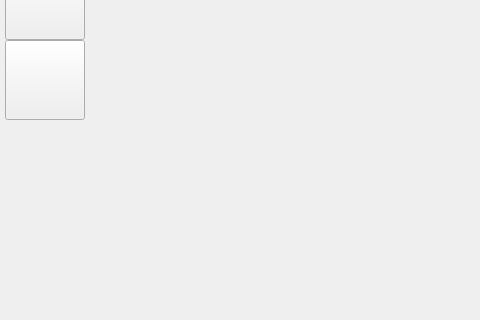
Old version of the form widgets/mainwindow.ui in the repository jalalirs/asteroid_lightcurve; both pictures show x 0 to 480 and y 137 to 457 of the 1080 by 700 pixel window.
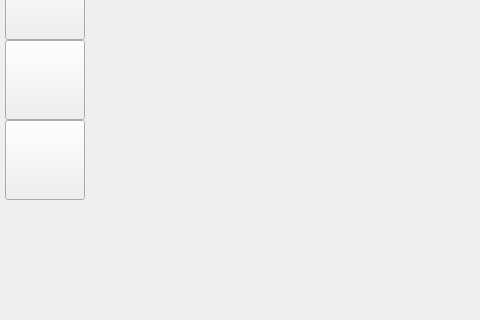
New version of the form.

Commit message: Adding light curve retrieval feature

The edit to the form file:
```diff
--- a/widgets/mainwindow.ui
+++ b/widgets/mainwindow.ui
@@ -162,6 +162,43 @@
          </property>
         </widget>
        </item>
+       <item>
+        <widget class="QPushButton" name="pb_lightCurve">
+         <property name="enabled">
+          <bool>true</bool>
+         </property>
+         <property name="minimumSize">
+          <size>
+           <width>80</width>
+           <height>80</height>
+          </size>
+         </property>
+         <property name="maximumSize">
+          <size>
+           <width>80</width>
+           <height>80</height>
+          </size>
+         </property>
+         <property name="focusPolicy">
+          <enum>Qt::NoFocus</enum>
+         </property>
+         <property name="toolTip">
+          <string>Editor</string>
+         </property>
+         <property name="text">
+          <string/>
+         </property>
+         <property name="iconSize">
+          <size>
+           <width>64</width>
+           <height>64</height>
+          </size>
+         </property>
+         <property name="checkable">
+          <bool>true</bool>
+         </property>
+        </widget>
+       </item>
        <item>
         <spacer name="verticalSpacer">
          <property name="orientation">
```
Left out of the diff: 3 changed lines with no effect on the pictures. The commit also changes 19 other files.
